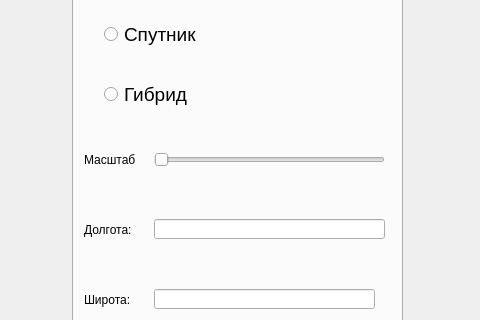
This is ui.ui in MrEmgin/Custom-Map as Qt 5 draws it before an edit; both pictures show x 768 to 1248 and y 166 to 486 of the 1248 by 904 pixel window. The edited form follows.
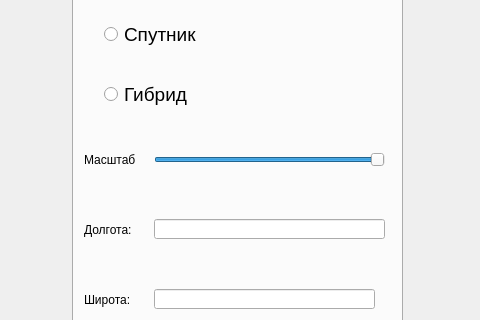
This is the edited form. The open tabs and pages were chosen to show the change.

The edit to the form file:
```diff
--- a/ui.ui
+++ b/ui.ui
@@ -116,16 +116,16 @@
        </rect>
       </property>
       <property name="minimum">
-       <number>250</number>
+       <number>1</number>
       </property>
       <property name="maximum">
-       <number>500</number>
+       <number>17</number>
       </property>
       <property name="singleStep">
        <number>2</number>
       </property>
       <property name="value">
-       <number>250</number>
+       <number>17</number>
       </property>
       <property name="orientation">
        <enum>Qt::Horizontal</enum>
```
Left out of the diff: 7 changed lines with no effect on the pictures.
